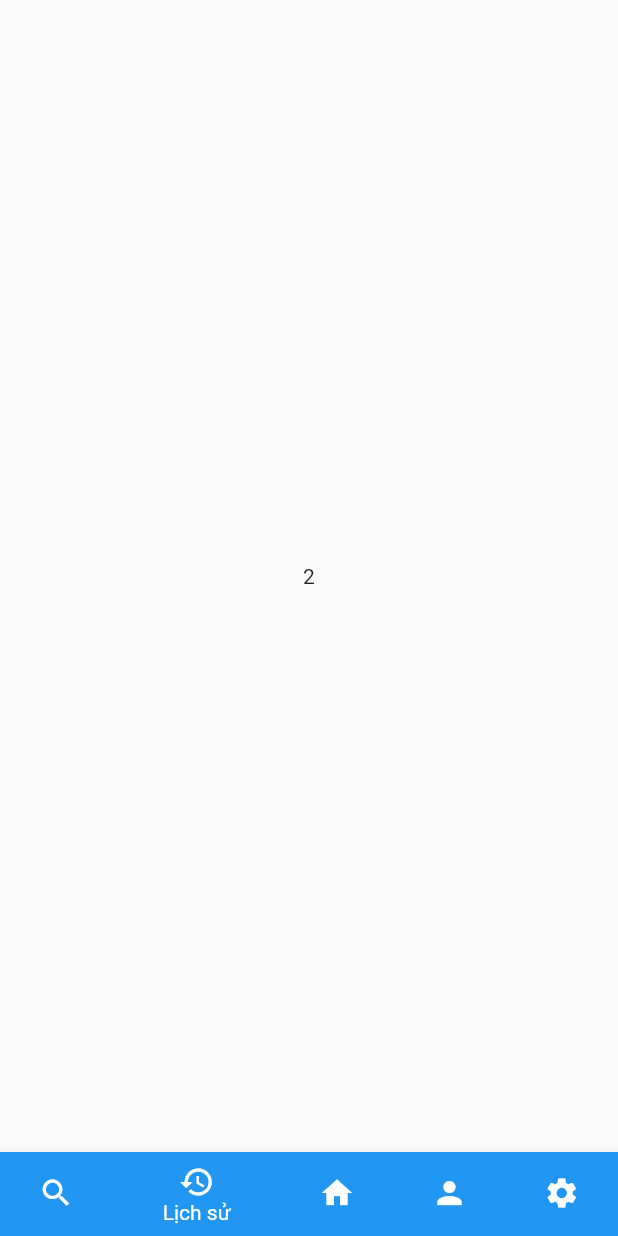
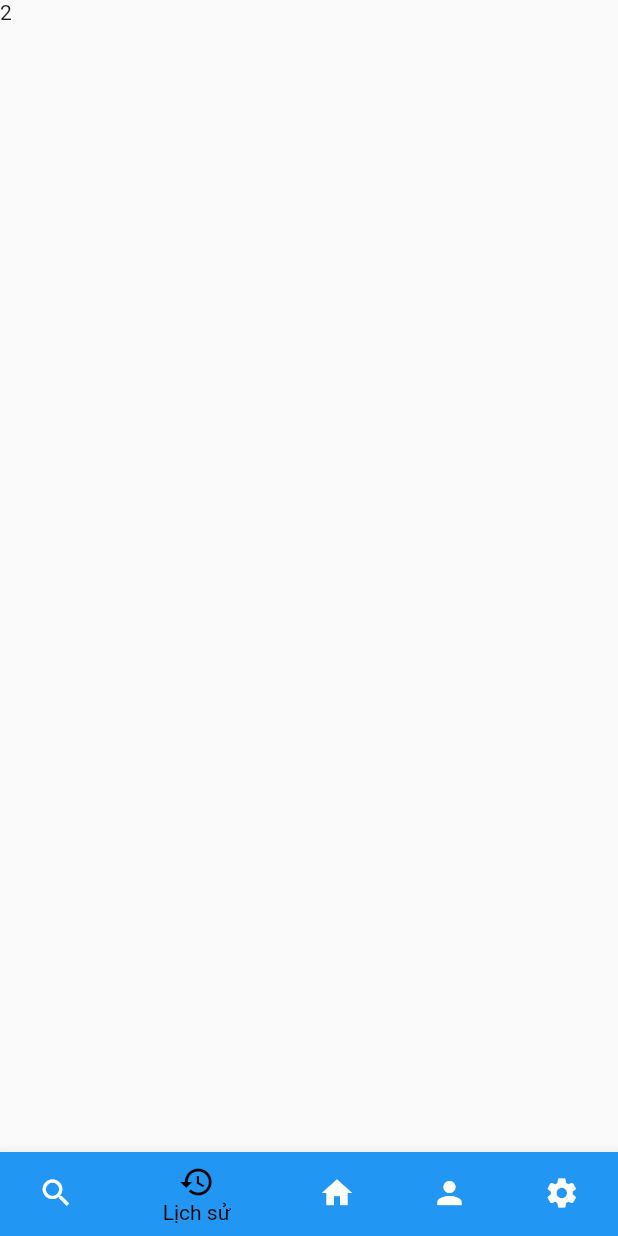
Before and after one commit to lqnhat97/umc_stt_flutter, a Flutter app: the Home screen opened directly, item 2 of the bottom bar chosen, on a phone screen of 412 x 824 dp. Run offline on Flutter 3.47's test engine with Material 2 defaults, Android fonts, the phone set to English and light mode, and no system bars; missing offline and left inert: barcode_scan.

Commit message:
update app

```diff
--- a/lib/Home/Home.dart
+++ b/lib/Home/Home.dart
@@ -1,6 +1,7 @@
 import 'package:flutter/material.dart';
 import 'package:flutter_app/Utils/Words.dart';
 import 'package:flutter_app/Home/Fragments/HomeFragment.dart';
+import 'package:flutter_app/Home/Fragments/SettingFragment.dart';
 ///author:nhatlq
 
 class Home extends StatefulWidget {
@@ -10,15 +11,31 @@ class Home extends StatefulWidget {
   }
 }
 
-class _HomeState extends State<Home> {
+class _HomeState extends State<Home> with TickerProviderStateMixin {
   final words = new Word();
-  int _currentIndex = 0;
+  int _currentIndex =2;
+  TabController _tabController;
 
+  @override
+  void initState() {
+    // TODO: implement initState
+    super.initState();
+    _tabController = TabController(length: _children.length, vsync: this);
+  }
+
+  @override
+  void dispose() {
+    // TODO: implement dispose
+    super.dispose();
+    _tabController.dispose();
+  }
   //Moi lan nhan qua icon khac
   void onTabTapped(int index) {
     setState(() {
       _currentIndex = index;
     });
+    _tabController.animateTo(_currentIndex);
+
   }
 
   final List<Widget> _children = [
@@ -26,24 +43,29 @@ class _HomeState extends State<Home> {
     Text("2"),
     HomeFragment(),
     Text("4"),
-    Text("5"),
+    SettingFragment(),
   ];
 
   @override
   Widget build(BuildContext context) {
     return Scaffold(
-      body: Center(
-          child: _children[_currentIndex]
-      ),
+      body: Dismissible(
+        resizeDuration:null,
+        onDismissed: onSwipping,
+        key: new ValueKey(_currentIndex),
+        child: TabBarView(children: _children,controller: _tabController,),
+      )
+      ,
       bottomNavigationBar: Theme(
         data: Theme.of(context).copyWith(
           //Mau nen
             canvasColor: Colors.blue,
             //Mau icon active
-            primaryColor: Colors.blue,
-            textTheme: TextTheme(caption: TextStyle(color: Colors.blue))
+            primaryColor: Colors.red,
+            textTheme: TextTheme(caption: TextStyle(color: Colors.orange))
         ),
         child: BottomNavigationBar(
+          fixedColor:Colors.black,
           currentIndex: _currentIndex,
           items: [
             BottomNavigationBarItem(
@@ -62,4 +84,12 @@ class _HomeState extends State<Home> {
       ),
     );
   }
+
+
+  void onSwipping(DismissDirection direction) {
+    setState(() {
+      _currentIndex+=direction == DismissDirection.endToStart ? 1 : -1;
+    });
+    _tabController.animateTo(_currentIndex);
+  }
 }
--- a/lib/Login/Login.dart
+++ b/lib/Login/Login.dart
@@ -82,7 +82,7 @@ class _LoginState extends State<Login> {
               FloatingActionButton.extended(onPressed: _scanBarcode, icon: Icon(Icons.camera), label: Text(words.Word.Login_Scan))
               /*GestureDetector(
                 onTap: _scanBarcode,
-                child: Image.asset('images/barcode_scanner_64.jpg',
+                child: Image.asset('images/barcode.jpg',
                     fit: BoxFit.cover, alignment: new Alignment(-1.0, -1.5)),
               ),*/
             ],
--- a/pubspec.yaml
+++ b/pubspec.yaml
@@ -45,7 +45,7 @@ flutter:
 
   # To add assets to your application, add an assets section, like this:
   assets:
-    - images/barcode_scanner_64.jpg
+    - images/barcode.png
     - images/umc_logo.jpg
 
   #  - images/a_dot_burr.jpeg
```
Also changed, not shown: lib/Home/Fragments/HomeFragment.dart (+55 -38 lines), lib/Home/Fragments/SettingFragment.dart (added, +118 -0 lines), images/barcode.png (added).
